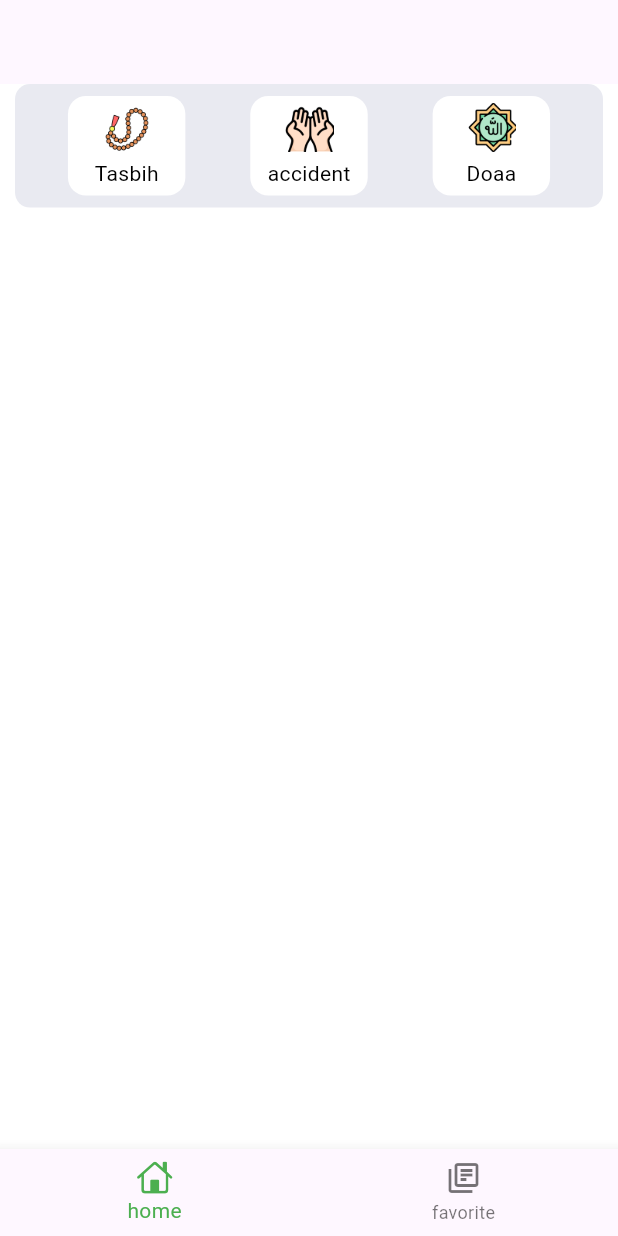
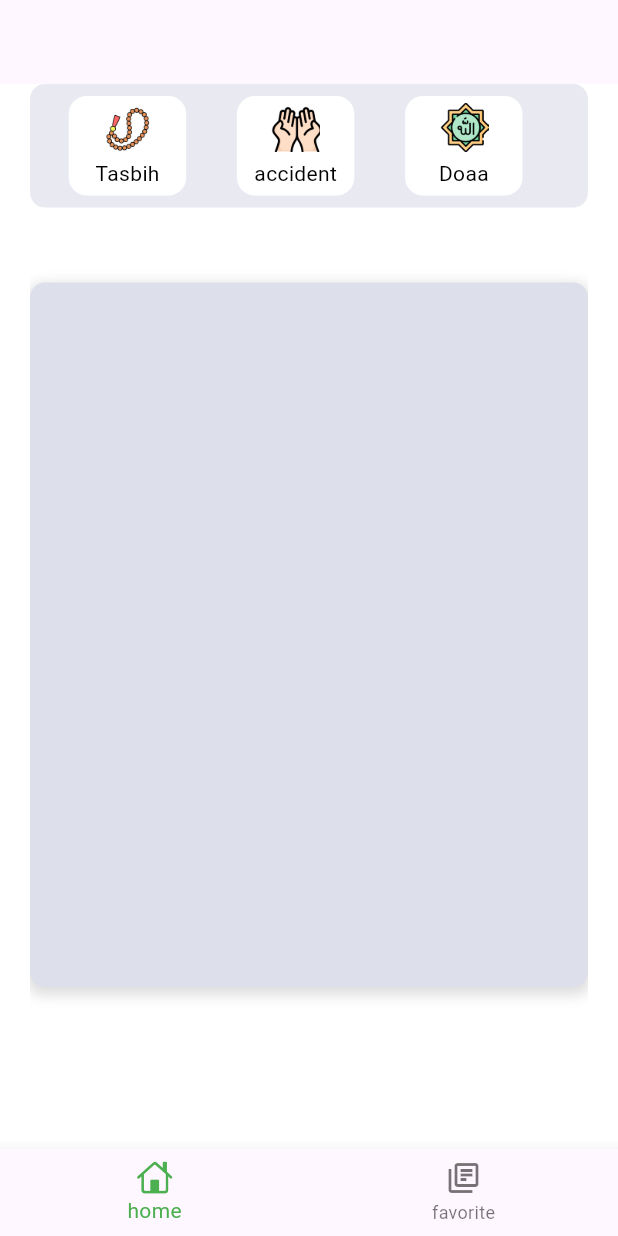
Before and after one commit to Khaled112003/islami, a Flutter app: the screen it shows after launch, on a phone screen of 412 x 824 dp. Run offline on Flutter 3.47's test engine with Material 3 defaults, Android fonts, the light colour scheme and no system bars; our stand-ins replace device_preview, go_router.

Commit message:
create a Container for prayer time & add package device preview

```diff
--- a/lib/Features/home/presentation/views/home_page.dart
+++ b/lib/Features/home/presentation/views/home_page.dart
@@ -11,7 +11,7 @@ class HomePage extends StatelessWidget {
     return Scaffold(
       appBar: AppBar(),
       body: Padding(
-        padding: const EdgeInsets.symmetric(horizontal: 10),
+        padding: const EdgeInsets.symmetric(horizontal: 20,),
         child: PageView(
           children: [
             HomeBody()
--- a/lib/Features/home/presentation/views/widgets/custom_appbar.dart
+++ b/lib/Features/home/presentation/views/widgets/custom_appbar.dart
@@ -21,6 +21,7 @@ class customAppbar extends StatelessWidget {
       ItemImage(image: 'assets/images/doaa.png' ,text: 'accident',),
 
       ItemImage(image: 'assets/images/ahades.png' , text: 'Doaa',),
+      SizedBox(height: 40,)
 
     ],),);
   }
--- a/lib/Features/home/presentation/views/widgets/home_body.dart
+++ b/lib/Features/home/presentation/views/widgets/home_body.dart
@@ -1,6 +1,7 @@
 import 'package:flutter/cupertino.dart';
 import 'package:flutter/material.dart';
 import 'package:islami/Features/home/presentation/views/widgets/custom_appbar.dart';
+import 'package:islami/Features/home/presentation/views/widgets/prayer_time.dart';
 
 class HomeBody extends StatelessWidget {
   const HomeBody({super.key});
@@ -8,7 +9,10 @@ class HomeBody extends StatelessWidget {
   @override
   Widget build(BuildContext context) {
     return const Column(children: [
-      customAppbar()
+      customAppbar(),
+      SizedBox(height: 50,),
+      PrayerTime(),
+
 
     ],);
   }
--- /dev/null
+++ b/lib/Features/home/presentation/views/widgets/prayer_time.dart
@@ -0,0 +1,35 @@
+import 'package:flutter/cupertino.dart';
+import 'package:flutter/material.dart';
+import 'package:islami/core/constant/my_color.dart';
+
+class PrayerTime extends StatelessWidget {
+  const PrayerTime({super.key});
+
+  @override
+  Widget build(BuildContext context) {
+    return Padding(
+      padding: const EdgeInsets.only(bottom: 20),
+      child: Container(
+        decoration: BoxDecoration(
+          borderRadius: BorderRadius.circular(10),
+          color: Mycolors.prayertime,
+          boxShadow: [
+      BoxShadow(
+        color: const Color.fromARGB(255, 189, 186, 186).withOpacity(0.5),
+        spreadRadius: 2,
+        blurRadius: 7,
+        offset: Offset(0, 3),
+      ),
+    ],
+        ),
+
+        width:double.infinity ,
+        height: MediaQuery.of(context).size.height*0.57,
+        child: Column(children: [
+
+
+        ],),
+      ),
+    );
+  }
+}
--- a/lib/core/constant/my_color.dart
+++ b/lib/core/constant/my_color.dart
@@ -4,4 +4,5 @@ import 'package:flutter/widgets.dart';
 class Mycolors{
   static const Color myWhite= Color(0xFFFFFFFF);
    static const Color collectionColor = Color.fromARGB(153, 218, 220, 232);
+   static const Color prayertime =Color(0xFFDDDFEA);
 }
--- a/lib/main.dart
+++ b/lib/main.dart
@@ -1,9 +1,13 @@
+import 'package:device_preview/device_preview.dart';
 import 'package:flutter/material.dart';
 import 'package:islami/core/constant/my_color.dart';
 import 'package:islami/core/utilitis/routes.dart';
 
 void main() {
-  runApp(const IslamiApp());
+  runApp( DevicePreview(
+
+    builder: (context) => const IslamiApp(), //
+  ),);
 }
 
 class IslamiApp extends StatelessWidget {
@@ -12,6 +16,7 @@ class IslamiApp extends StatelessWidget {
   @override
   Widget build(BuildContext context) {
     return MaterialApp.router(
+      builder: DevicePreview.appBuilder,
       debugShowCheckedModeBanner: false,
       routerConfig: router,
       theme: ThemeData.light().copyWith(
--- a/pubspec.yaml
+++ b/pubspec.yaml
@@ -37,6 +37,7 @@ dependencies:
   cupertino_icons: ^1.0.6
   go_router: ^14.2.2
   flutter_bloc: ^8.1.6
+  device_preview: ^1.1.0
 
 dev_dependencies:
   flutter_test:
```
Also changed, not shown: pubspec.lock, 1 other file.
